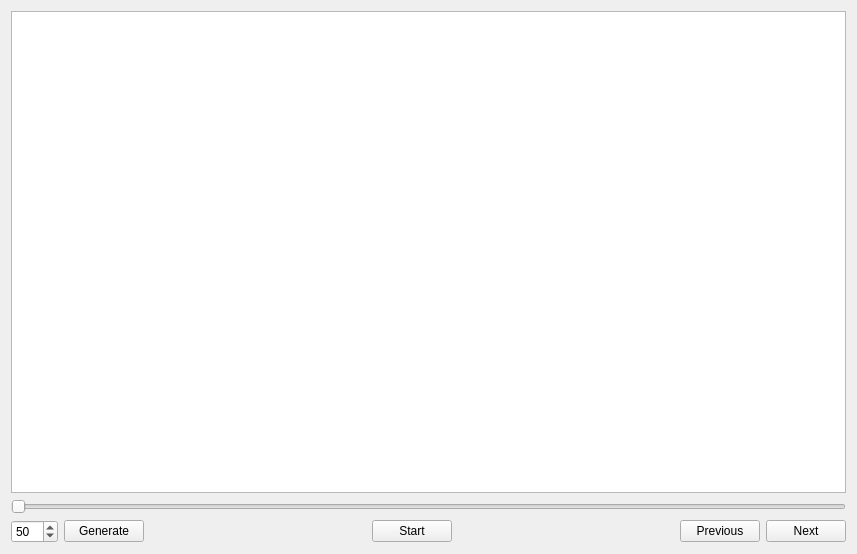
Before: the Qt Designer form mainwindow.ui in jeremicmilan/Voronoi, drawn with Qt 5.
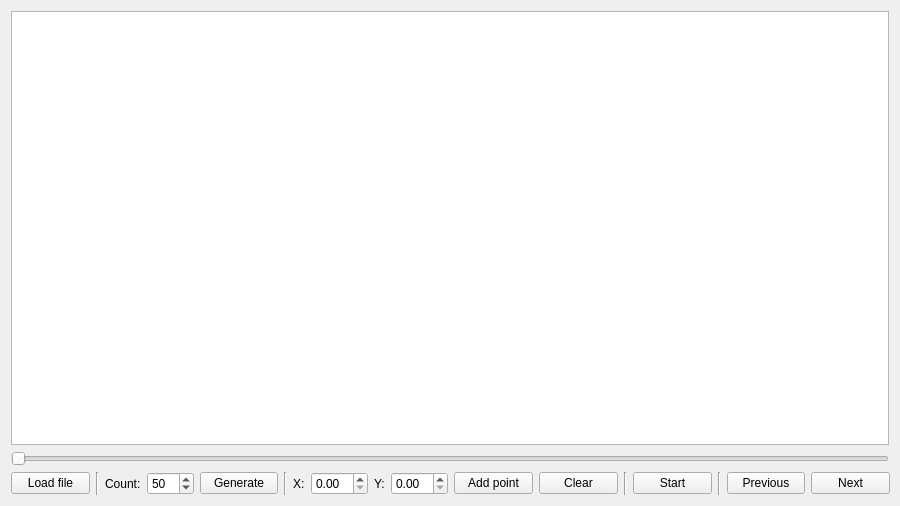
After: the same form once the commit is applied.

Diff of the .ui file:
```diff
--- a/mainwindow.ui
+++ b/mainwindow.ui
@@ -6,10 +6,16 @@
    <rect>
     <x>0</x>
     <y>0</y>
-    <width>857</width>
-    <height>554</height>
+    <width>900</width>
+    <height>506</height>
    </rect>
   </property>
+  <property name="minimumSize">
+   <size>
+    <width>900</width>
+    <height>300</height>
+   </size>
+  </property>
   <property name="windowTitle">
    <string>MainWindow</string>
   </property>
@@ -40,6 +46,27 @@
     </item>
     <item>
      <layout class="QHBoxLayout" name="navBar">
+      <item>
+       <widget class="QPushButton" name="btnLoadFile">
+        <property name="text">
+         <string>Load file</string>
+        </property>
+       </widget>
+      </item>
+      <item>
+       <widget class="Line" name="line_4">
+        <property name="orientation">
+         <enum>Qt::Vertical</enum>
+        </property>
+       </widget>
+      </item>
+      <item>
+       <widget class="QLabel" name="label">
+        <property name="text">
+         <string>Count:</string>
+        </property>
+       </widget>
+      </item>
       <item>
        <widget class="QSpinBox" name="sbNumOfPoints">
         <property name="minimum">
@@ -60,6 +87,40 @@
         </property>
        </widget>
       </item>
+      <item>
+       <widget class="Line" name="line_2">
+        <property name="orientation">
+         <enum>Qt::Vertical</enum>
+        </property>
+       </widget>
+      </item>
+      <item>
+       <widget class="QLabel" name="lblX">
+        <property name="text">
+         <string>X:</string>
+        </property>
+       </widget>
+      </item>
+      <item>
+       <widget class="QDoubleSpinBox" name="dsbX"/>
+      </item>
+      <item>
+       <widget class="QLabel" name="lblY">
+        <property name="text">
+         <string>Y:</string>
+        </property>
+       </widget>
+      </item>
+      <item>
+       <widget class="QDoubleSpinBox" name="dsbY"/>
+      </item>
+      <item>
+       <widget class="QPushButton" name="btnAddPoint">
+        <property name="text">
+         <string>Add point</string>
+        </property>
+       </widget>
+      </item>
       <item>
        <spacer name="horizontalSpacer">
         <property name="orientation">
@@ -73,6 +134,20 @@
         </property>
        </spacer>
       </item>
+      <item>
+       <widget class="QPushButton" name="btnClear">
+        <property name="text">
+         <string>Clear</string>
+        </property>
+       </widget>
+      </item>
+      <item>
+       <widget class="Line" name="line_3">
+        <property name="orientation">
+         <enum>Qt::Vertical</enum>
+        </property>
+       </widget>
+      </item>
       <item>
        <widget class="QPushButton" name="btnStart">
         <property name="text">
@@ -81,17 +156,11 @@
        </widget>
       </item>
       <item>
-       <spacer name="horizontalSpacer_2">
+       <widget class="Line" name="line">
         <property name="orientation">
-         <enum>Qt::Horizontal</enum>
+         <enum>Qt::Vertical</enum>
         </property>
-        <property name="sizeHint" stdset="0">
-         <size>
-          <width>40</width>
-          <height>20</height>
-         </size>
-        </property>
-       </spacer>
+       </widget>
       </item>
       <item>
        <widget class="QPushButton" name="btnPrevious">
```
